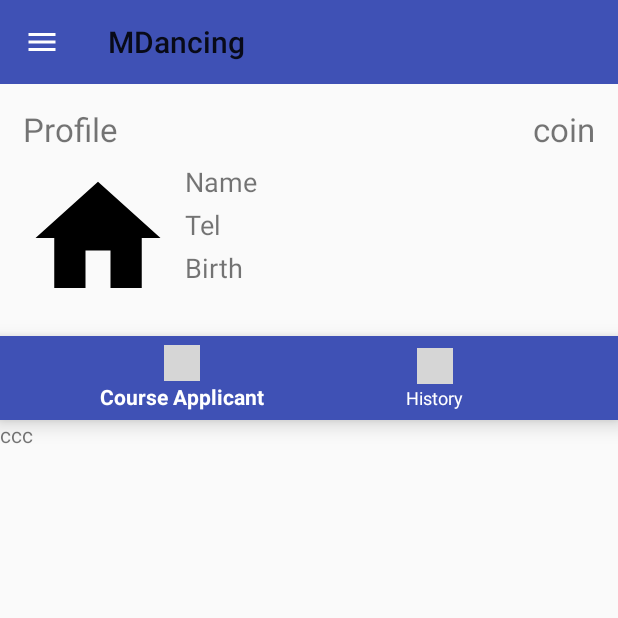
After one commit to rungnueng123/MDancingProject, an Android app: the fragment StudentProfileFragment placed in its activity, on a phone screen of 412 x 824 dp, the top half of it. The commit adds this screen. Run offline under Robolectric (Android 15) with nearby library versions, the phone set to English and light mode, and no system bars; our stand-ins replace Volley; network calls fail; 1 statement that could not run was skipped; grey boxes are pictures that could not be loaded.

Commit message:
query user to settext in studentprofileFragment

```diff
--- a/app/src/main/java/com/mocom/com/mdancingproject/Activities/StudentDashboardActivity.java
+++ b/app/src/main/java/com/mocom/com/mdancingproject/Activities/StudentDashboardActivity.java
@@ -16,6 +16,7 @@ import android.support.v7.widget.Toolbar;
 import android.view.MenuItem;
 
 import com.mocom.com.mdancingproject.Fragments.StudentHomeFragment;
+import com.mocom.com.mdancingproject.Fragments.StudentProfileFragment;
 import com.mocom.com.mdancingproject.R;
 
 public class StudentDashboardActivity extends AppCompatActivity {
@@ -56,6 +57,9 @@ public class StudentDashboardActivity extends AppCompatActivity {
                if(id == R.id.nav_home){
                    fragmentClass = StudentHomeFragment.class;
                    actionbar.setTitle("Home");
+               }else if(id == R.id.nav_profile){
+                   fragmentClass = StudentProfileFragment.class;
+                   actionbar.setTitle("Profile");
                }else if(id == R.id.nav_logout){
                    editor.putString(getString(R.string.UserID), "");
                    editor.putString(getString(R.string.User), "");
--- /dev/null
+++ b/app/src/main/java/com/mocom/com/mdancingproject/Fragments/CourseApplicantProfileFragment.java
@@ -0,0 +1,64 @@
+package com.mocom.com.mdancingproject.Fragments;
+
+import android.content.Context;
+import android.os.Bundle;
+import android.support.v4.app.Fragment;
+import android.view.LayoutInflater;
+import android.view.View;
+import android.view.ViewGroup;
+
+import com.mocom.com.mdancingproject.R;
+
+public class CourseApplicantProfileFragment extends Fragment {
+
+
+    public static CourseApplicantProfileFragment newInstance() {
+        CourseApplicantProfileFragment fragment = new CourseApplicantProfileFragment();
+        Bundle args = new Bundle();
+        fragment.setArguments(args);
+        return fragment;
+    }
+
+    @Override
+    public void onCreate(Bundle savedInstanceState) {
+        super.onCreate(savedInstanceState);
+        init(savedInstanceState);
+
+        if (savedInstanceState != null)
+            onRestoreInstanceState(savedInstanceState);
+    }
+
+    @Override
+    public View onCreateView(LayoutInflater inflater, ViewGroup container,
+                             Bundle savedInstanceState) {
+        View rootView = inflater.inflate(R.layout.fragment_course_applicant_profile, container, false);
+        initInstances(rootView, savedInstanceState);
+        return rootView;
+    }
+
+    private void init(Bundle savedInstanceState) {
+    }
+
+    private void initInstances(View rootView, Bundle savedInstanceState) {
+
+    }
+
+    @Override
+    public void onAttach(Context context) {
+        super.onAttach(context);
+    }
+
+    @Override
+    public void onDetach() {
+        super.onDetach();
+    }
+
+    @Override
+    public void onSaveInstanceState(Bundle outState) {
+        super.onSaveInstanceState(outState);
+        // Save Instance (Fragment level's variables) State here
+    }
+
+    private void onRestoreInstanceState(Bundle savedInstanceState) {
+    }
+}
--- /dev/null
+++ b/app/src/main/java/com/mocom/com/mdancingproject/Fragments/StudentProfileFragment.java
@@ -0,0 +1,170 @@
+package com.mocom.com.mdancingproject.Fragments;
+
+import android.content.Context;
+import android.content.SharedPreferences;
+import android.os.Bundle;
+import android.preference.PreferenceManager;
+import android.support.annotation.NonNull;
+import android.support.design.widget.BottomNavigationView;
+import android.support.v4.app.Fragment;
+import android.support.v4.app.FragmentTransaction;
+import android.view.LayoutInflater;
+import android.view.MenuItem;
+import android.view.View;
+import android.view.ViewGroup;
+import android.widget.ImageView;
+import android.widget.TextView;
+import android.widget.Toast;
+
+import com.android.volley.AuthFailureError;
+import com.android.volley.Request;
+import com.android.volley.RequestQueue;
+import com.android.volley.toolbox.StringRequest;
+import com.android.volley.toolbox.Volley;
+import com.mocom.com.mdancingproject.R;
+
+import org.json.JSONArray;
+import org.json.JSONException;
+import org.json.JSONObject;
+
+import java.util.HashMap;
+import java.util.Map;
+
+import static com.mocom.com.mdancingproject.config.config.DATA_URL;
+
+public class StudentProfileFragment extends Fragment {
+
+    String profileUrl = DATA_URL + "profile.php";
+    String userID;
+    private SharedPreferences sharedPreferences;
+    private SharedPreferences.Editor editor;
+
+    TextView txtProfile,txtCoin,txtUser,txtTel,txtBirth;
+    ImageView imgProfile;
+    BottomNavigationView bottomNavigationView;
+
+    public static StudentProfileFragment newInstance() {
+        StudentProfileFragment fragment = new StudentProfileFragment();
+        Bundle args = new Bundle();
+        fragment.setArguments(args);
+        return fragment;
+    }
+
+    @Override
+    public void onCreate(Bundle savedInstanceState) {
+        super.onCreate(savedInstanceState);
+        init(savedInstanceState);
+
+        if (savedInstanceState != null)
+            onRestoreInstanceState(savedInstanceState);
+    }
+
+    @Override
+    public View onCreateView(LayoutInflater inflater, ViewGroup container,
+                             Bundle savedInstanceState) {
+        View rootView = inflater.inflate(R.layout.fragment_student_profile, container, false);
+        initInstances(rootView, savedInstanceState);
+        return rootView;
+    }
+
+    private void init(Bundle savedInstanceState) {
+    }
+
+    private void initInstances(View rootView, Bundle savedInstanceState) {
+        sharedPreferences = PreferenceManager.getDefaultSharedPreferences(getActivity());
+//        sharedPreferences = getSharedPreferences("dancing",Context.MODE_PRIVATE);
+        editor = sharedPreferences.edit();
+        initFindViewByID(rootView);
+        queryProfile();
+
+
+        bottomNavigationView.setOnNavigationItemSelectedListener(new BottomNavigationView.OnNavigationItemSelectedListener() {
+            @Override
+            public boolean onNavigationItemSelected(@NonNull MenuItem item) {
+                Fragment selectedFragment = null;
+                switch (item.getItemId()) {
+                    case R.id.course_applicant:
+                        selectedFragment = CourseApplicantProfileFragment.newInstance();
+                        break;
+                    case R.id.history:
+                        selectedFragment = HistoryProfileFragment.newInstance();
+                        break;
+                }
+                FragmentTransaction transaction = getFragmentManager().beginTransaction();
+                transaction.replace(R.id.frame_container, selectedFragment);
+                transaction.commit();
+                return true;
+            }
+        });
+        FragmentTransaction transaction = getFragmentManager().beginTransaction();
+        transaction.replace(R.id.frame_container, CourseApplicantProfileFragment.newInstance());
+        transaction.commit();
+
+
+    }
+
+    private void queryProfile() {
+        RequestQueue requestQueue = Volley.newRequestQueue(getActivity());
+        userID = sharedPreferences.getString(getString(R.string.UserID), "");
+        StringRequest request = new StringRequest(Request.Method.POST, profileUrl, response -> {
+            try {
+                JSONObject jsonObject = new JSONObject(response);
+                if(jsonObject.getString("msg").equals("success")) {
+                    JSONArray array = jsonObject.getJSONArray("data");
+                    for (int i = 0; i < array.length(); i++) {
+                        JSONObject obj = array.getJSONObject(i);
+//                        Log.d("Member name: ", obj.getString("UserID"));
+                        txtUser.setText(obj.getString("User"));
+                        txtTel.setText(obj.getString("Phone"));
+                        txtBirth.setText(obj.getString("Birth"));
+                        txtCoin.setText(obj.getString("CoinAmt"));
+                    }
+                }
+            } catch (JSONException e) {
+                e.printStackTrace();
+            }
+        }, error -> {
+//                    Log.d("onError", error.toString());
+//                    Toast.makeText(getActivity(), "เกิดข้อผิดพลาดโปรดลองอีกครั้ง", Toast.LENGTH_SHORT).show();
+            Toast.makeText(getActivity(), error.getMessage(), Toast.LENGTH_SHORT).show();
+        }) {
+            @Override
+            protected Map<String, String> getParams() throws AuthFailureError {
+                Map<String, String> params = new HashMap<String, String>();
+                params.put("userID", userID);
+
+                return params;
+            }
+        };
+        requestQueue.add(request);
+    }
+
+    private void initFindViewByID(View rootView) {
+        bottomNavigationView = rootView.findViewById(R.id.profile_navigation);
+        txtProfile = rootView.findViewById(R.id.txt_profile);
+        imgProfile = rootView.findViewById(R.id.img_profile);
+        txtCoin = rootView.findViewById(R.id.txt_coin);
+        txtUser = rootView.findViewById(R.id.txt_user);
+        txtTel = rootView.findViewById(R.id.txt_tel);
+        txtBirth = rootView.findViewById(R.id.txt_birth);
+    }
+
+    @Override
+    public void onAttach(Context context) {
+        super.onAttach(context);
+    }
+
+    @Override
+    public void onDetach() {
+        super.onDetach();
+    }
+
+    @Override
+    public void onSaveInstanceState(Bundle outState) {
+        super.onSaveInstanceState(outState);
+        // Save Instance (Fragment level's variables) State here
+    }
+
+    private void onRestoreInstanceState(Bundle savedInstanceState) {
+    }
+}
--- /dev/null
+++ b/app/src/main/res/drawable/ic_person_outline_black_24dp.xml
@@ -0,0 +1,9 @@
+<vector xmlns:android="http://schemas.android.com/apk/res/android"
+        android:width="24dp"
+        android:height="24dp"
+        android:viewportWidth="24.0"
+        android:viewportHeight="24.0">
+    <path
+        android:fillColor="#FF000000"
+        android:pathData="M12,5.9c1.16,0 2.1,0.94 2.1,2.1s-0.94,2.1 -2.1,2.1S9.9,9.16 9.9,8s0.94,-2.1 2.1,-2.1m0,9c2.97,0 6.1,1.46 6.1,2.1v1.1L5.9,18.1L5.9,17c0,-0.64 3.13,-2.1 6.1,-2.1M12,4C9.79,4 8,5.79 8,8s1.79,4 4,4 4,-1.79 4,-4 -1.79,-4 -4,-4zM12,13c-2.67,0 -8,1.34 -8,4v3h16v-3c0,-2.66 -5.33,-4 -8,-4z"/>
+</vector>
--- /dev/null
+++ b/app/src/main/res/layout/fragment_course_applicant_profile.xml
@@ -0,0 +1,14 @@
+<?xml version="1.0" encoding="utf-8"?>
+<FrameLayout xmlns:android="http://schemas.android.com/apk/res/android"
+    xmlns:tools="http://schemas.android.com/tools"
+    android:layout_width="match_parent"
+    android:layout_height="match_parent"
+    tools:context=".Fragments.CourseApplicantProfileFragment">
+
+    <!-- TODO: Update blank fragment layout -->
+    <TextView
+        android:layout_width="match_parent"
+        android:layout_height="match_parent"
+        android:text="ccc" />
+
+</FrameLayout>
--- /dev/null
+++ b/app/src/main/res/layout/fragment_student_profile.xml
@@ -0,0 +1,87 @@
+<?xml version="1.0" encoding="utf-8"?>
+<LinearLayout xmlns:android="http://schemas.android.com/apk/res/android"
+    xmlns:tools="http://schemas.android.com/tools"
+    android:layout_width="match_parent"
+    android:layout_height="match_parent"
+    xmlns:app="http://schemas.android.com/apk/res-auto"
+    android:orientation="vertical"
+    tools:context=".Fragments.StudentProfileFragment">
+
+    <RelativeLayout
+        android:layout_margin="15dp"
+        android:layout_width="match_parent"
+        android:layout_height="wrap_content">
+
+        <TextView
+            android:id="@+id/txt_profile"
+            android:text="Profile"
+            android:textSize="22sp"
+            android:layout_width="wrap_content"
+            android:layout_height="wrap_content" />
+
+        <TextView
+            android:id="@+id/txt_coin"
+            android:layout_alignParentEnd="true"
+            android:textSize="22sp"
+            android:text="coin"
+            android:layout_width="wrap_content"
+            android:layout_height="wrap_content" />
+
+        <ImageView
+            android:id="@+id/img_profile"
+            android:layout_below="@id/txt_profile"
+            android:layout_marginTop="8dp"
+            android:src="@drawable/ic_home_black_24dp"
+            android:layout_width="100dp"
+            android:layout_height="100dp" />
+
+        <TextView
+            android:id="@+id/txt_user"
+            android:layout_width="wrap_content"
+            android:layout_height="wrap_content"
+            android:layout_toEndOf="@id/img_profile"
+            android:layout_alignTop="@id/img_profile"
+            android:text="Name"
+            android:textSize="18sp"
+            android:layout_marginStart="8dp"/>
+
+        <TextView
+            android:id="@+id/txt_tel"
+            android:layout_width="wrap_content"
+            android:layout_height="wrap_content"
+            android:layout_toEndOf="@id/img_profile"
+            android:layout_below="@id/txt_user"
+            android:layout_marginTop="4dp"
+            android:text="Tel"
+            android:textSize="18sp"
+            android:layout_marginStart="8dp" />
+
+        <TextView
+            android:id="@+id/txt_birth"
+            android:layout_width="wrap_content"
+            android:layout_height="wrap_content"
+            android:layout_toEndOf="@id/img_profile"
+            android:layout_below="@id/txt_tel"
+            android:layout_marginTop="4dp"
+            android:text="Birth"
+            android:textSize="18sp"
+            android:layout_marginStart="8dp" />
+
+    </RelativeLayout>
+
+    <android.support.design.widget.BottomNavigationView
+        android:id="@+id/profile_navigation"
+        android:layout_width="match_parent"
+        android:layout_height="wrap_content"
+        android:background="@color/colorPrimary"
+        app:itemIconTint="@color/nav_item_profile"
+        app:itemTextColor="@color/nav_item_profile"
+        app:menu="@menu/profile_navigation_items"/>
+
+    <FrameLayout
+        android:id="@+id/frame_container"
+        android:layout_width="match_parent"
+        android:layout_height="match_parent"
+        app:layout_behavior="@string/appbar_scrolling_view_behavior" />
+
+</LinearLayout>
--- a/app/src/main/res/menu/drawer_view_student.xml
+++ b/app/src/main/res/menu/drawer_view_student.xml
@@ -1,13 +1,19 @@
 <?xml version="1.0" encoding="utf-8"?>
 <menu xmlns:android="http://schemas.android.com/apk/res/android">
-    <group android:checkableBehavior="single">
+    <group>
         <item
             android:id="@+id/nav_home"
             android:icon="@drawable/ic_home_black_24dp"
             android:title="@string/nav_home" />
-        <item
-            android:id="@+id/nav_logout"
-            android:icon="@drawable/ic_exit_to_app_black_24dp"
-            android:title="@string/logout" />
+    </group>
+    <group android:id="@+id/about_menu">
+            <item
+                android:id="@+id/nav_profile"
+                android:icon="@drawable/ic_person_outline_black_24dp"
+                android:title="@string/nav_profile" />
+            <item
+                android:id="@+id/nav_logout"
+                android:icon="@drawable/ic_exit_to_app_black_24dp"
+                android:title="@string/logout" />
     </group>
 </menu>
--- /dev/null
+++ b/app/src/main/res/menu/profile_navigation_items.xml
@@ -0,0 +1,11 @@
+<?xml version="1.0" encoding="utf-8"?>
+<menu xmlns:android="http://schemas.android.com/apk/res/android">
+    <item
+        android:id="@+id/course_applicant"
+        android:icon="@drawable/ic_history_black_24dp"
+        android:title="@string/course_applicant"/>
+    <item
+        android:id="@+id/history"
+        android:icon="@drawable/ic_history_black_24dp"
+        android:title="@string/history"/>
+</menu>
--- a/app/src/main/res/values/colors.xml
+++ b/app/src/main/res/values/colors.xml
@@ -5,4 +5,5 @@
     <color name="colorAccent">#FF4081</color>
     <color name="white">#FFFFFF</color>
     <color name="signupColor">#066e8a</color>
+    <color name="nav_item_profile">#FFFFFF</color>
 </resources>
--- a/app/src/main/res/values/strings.xml
+++ b/app/src/main/res/values/strings.xml
@@ -1,5 +1,5 @@
 <resources>
-    <string name="app_name">Home</string>
+    <string name="app_name">MDancing</string>
     <string name="checkbox">com.mocom.com.mdancingproject.Activities.checkbox</string>
     <string name="username">com.mocom.com.mdancingproject.Activities.username</string>
     <string name="password">com.mocom.com.mdancingproject.Activities.password</string>
@@ -18,5 +18,10 @@
 
     //drawer menu
     <string name="nav_home">Home</string>
+    <string name="nav_profile">Profile</string>
     <string name="logout">Logout</string>
+
+    //navigation profile
+    <string name="course_applicant">Course Applicant</string>
+    <string name="history">History</string>
 </resources>
```
Also changed, not shown: app/src/main/java/com/mocom/com/mdancingproject/Fragments/HistoryProfileFragment.java (added, +68 -0 lines), app/src/main/res/layout/fragment_history_profile.xml (added, +14 -0 lines).
